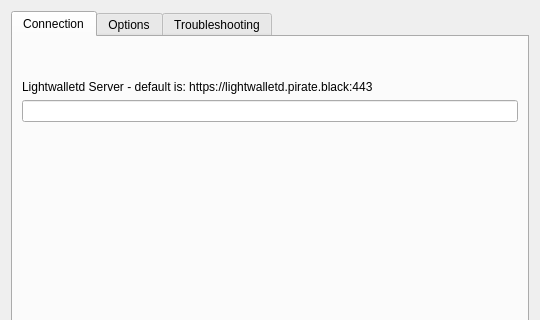
This is src/settings.ui in ohsevin/PirateWallet-Lite as Qt 5 draws it before an edit; both pictures show x 0 to 540 and y 0 to 320 of the 540 by 539 pixel window. The edited form follows.
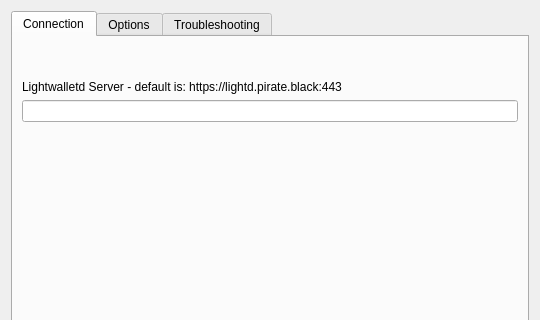
This is the edited form.

Diff of the .ui file:
```diff
--- a/src/settings.ui
+++ b/src/settings.ui
@@ -52,7 +52,7 @@
           </size>
          </property>
          <property name="text">
-          <string>Lightwalletd Server - default is: https://lightwalletd.pirate.black:443</string>
+          <string>Lightwalletd Server - default is: https://lightd.pirate.black:443</string>
          </property>
         </widget>
        </item>
```
